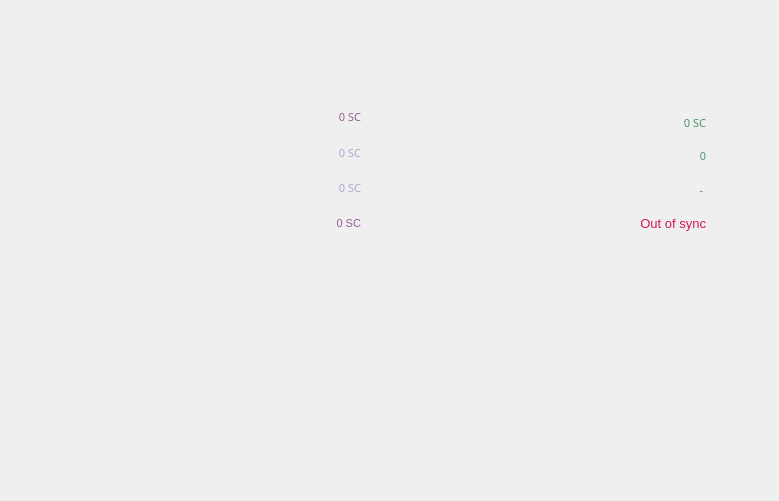
Above: src/qt/forms/overviewpage.ui from shnurf/silkcoin before the change. Below: the same form after it.
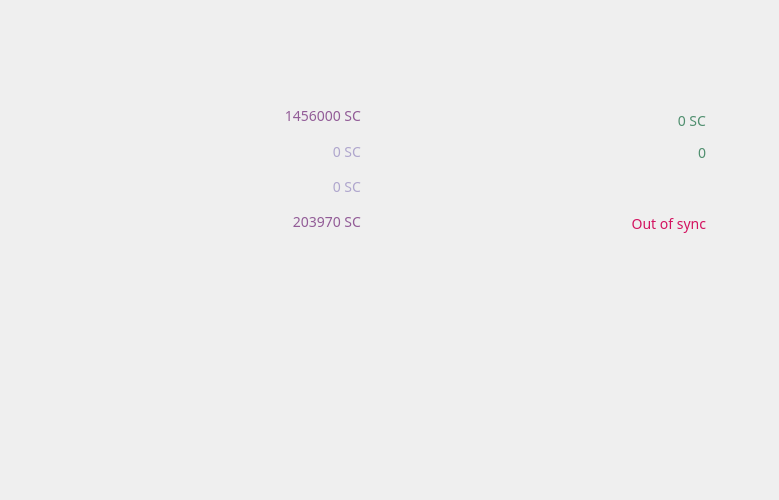
That is the form after the change. Icons and pictures are not drawn.

```diff
--- a/src/qt/forms/overviewpage.ui
+++ b/src/qt/forms/overviewpage.ui
@@ -7,7 +7,7 @@
     <x>0</x>
     <y>0</y>
     <width>779</width>
-    <height>517</height>
+    <height>518</height>
    </rect>
   </property>
   <property name="sizePolicy">
@@ -22,6 +22,11 @@
     <height>16777215</height>
    </size>
   </property>
+  <property name="font">
+   <font>
+    <family>Proxima Nova Rg</family>
+   </font>
+  </property>
   <property name="focusPolicy">
    <enum>Qt::StrongFocus</enum>
   </property>
@@ -29,8 +34,7 @@
    <string>Form</string>
   </property>
   <property name="styleSheet">
-   <string notr="true">color:#505050;
-font-family:'Proxima Nova Rg';font-size:13px</string>
+   <string notr="true">color:#505050;font-family:Proxima Nova Rg;</string>
   </property>
   <layout class="QGridLayout" name="gridLayout_2">
    <property name="sizeConstraint">
@@ -47,7 +51,6 @@
      <property name="font">
       <font>
        <family>Proxima Nova Rg</family>
-       <pointsize>-1</pointsize>
       </font>
      </property>
      <property name="text">
@@ -81,7 +84,7 @@
         </size>
        </property>
        <property name="styleSheet">
-        <string notr="true">background-image:url(:/icons/res/icons/balance.png);</string>
+        <string notr="true">background-image:url(:/icons/res/icons/balance.png);font-size:14px</string>
        </property>
        <layout class="QVBoxLayout" name="verticalLayout_4">
         <property name="spacing">
@@ -105,6 +108,22 @@
             <property name="verticalSpacing">
              <number>0</number>
             </property>
+            <item row="2" column="0">
+             <widget class="QLabel" name="labelImmature">
+              <property name="toolTip">
+               <string>Mined balance that has not yet matured</string>
+              </property>
+              <property name="text">
+               <string notr="true">&lt;html&gt;&lt;head/&gt;&lt;body&gt;&lt;p align=&quot;right&quot;&gt;&lt;span&gt;0 SC&lt;/span&gt;&lt;/p&gt;&lt;/body&gt;&lt;/html&gt;</string>
+              </property>
+              <property name="alignment">
+               <set>Qt::AlignRight|Qt::AlignTrailing|Qt::AlignVCenter</set>
+              </property>
+              <property name="textInteractionFlags">
+               <set>Qt::LinksAccessibleByMouse|Qt::TextSelectableByKeyboard|Qt::TextSelectableByMouse</set>
+              </property>
+             </widget>
+            </item>
             <item row="0" column="0">
              <widget class="QLabel" name="labelBalance">
               <property name="font">
@@ -126,54 +145,7 @@
                <string notr="true">color:#925c97;</string>
               </property>
               <property name="text">
-               <string notr="true">&lt;html&gt;&lt;head/&gt;&lt;body&gt;&lt;p&gt;&lt;span style=&quot; font-size:8pt;&quot;&gt;0 SC&lt;/span&gt;&lt;/p&gt;&lt;/body&gt;&lt;/html&gt;</string>
-              </property>
-              <property name="alignment">
-               <set>Qt::AlignRight|Qt::AlignTrailing|Qt::AlignVCenter</set>
-              </property>
-              <property name="textInteractionFlags">
-               <set>Qt::LinksAccessibleByMouse|Qt::TextSelectableByKeyboard|Qt::TextSelectableByMouse</set>
-              </property>
-             </widget>
-            </item>
-            <item row="1" column="0">
-             <widget class="QLabel" name="labelStake">
-              <property name="font">
-               <font>
-                <family>Proxima Nova Rg</family>
-                <pointsize>-1</pointsize>
-               </font>
-              </property>
-              <property name="cursor">
-               <cursorShape>IBeamCursor</cursorShape>
-              </property>
-              <property name="toolTip">
-               <string>Total of coins that was staked, and do not yet count toward the current balance</string>
-              </property>
-              <property name="text">
-               <string notr="true">&lt;html&gt;&lt;head/&gt;&lt;body&gt;&lt;p align=&quot;right&quot;&gt;&lt;span style=&quot; font-size:8pt;&quot;&gt;0 SC&lt;/span&gt;&lt;/p&gt;&lt;/body&gt;&lt;/html&gt;</string>
-              </property>
-              <property name="alignment">
-               <set>Qt::AlignRight|Qt::AlignTrailing|Qt::AlignVCenter</set>
-              </property>
-              <property name="textInteractionFlags">
-               <set>Qt::LinksAccessibleByMouse|Qt::TextSelectableByKeyboard|Qt::TextSelectableByMouse</set>
-              </property>
-             </widget>
-            </item>
-            <item row="2" column="0">
-             <widget class="QLabel" name="labelImmature">
-              <property name="font">
-               <font>
-                <family>Proxima Nova Rg</family>
-                <pointsize>-1</pointsize>
-               </font>
-              </property>
-              <property name="toolTip">
-               <string>Mined balance that has not yet matured</string>
-              </property>
-              <property name="text">
-               <string notr="true">&lt;html&gt;&lt;head/&gt;&lt;body&gt;&lt;p align=&quot;right&quot;&gt;&lt;span style=&quot; font-size:8pt;&quot;&gt;0 SC&lt;/span&gt;&lt;/p&gt;&lt;/body&gt;&lt;/html&gt;</string>
+               <string notr="true">&lt;html&gt;&lt;head/&gt;&lt;body&gt;&lt;p&gt;&lt;span style=&quot; font-weight:400;&quot;&gt;1456000 SC&lt;/span&gt;&lt;/p&gt;&lt;/body&gt;&lt;/html&gt;</string>
               </property>
               <property name="alignment">
                <set>Qt::AlignRight|Qt::AlignTrailing|Qt::AlignVCenter</set>
@@ -192,13 +164,32 @@
                <string notr="true">color:#925c97;</string>
               </property>
               <property name="text">
-               <string notr="true">&lt;html&gt;&lt;head/&gt;&lt;body&gt;&lt;p align=&quot;right&quot;&gt;&lt;span style=&quot; font-size:8pt;&quot;&gt;0 SC&lt;/span&gt;&lt;/p&gt;&lt;/body&gt;&lt;/html&gt;</string>
+               <string notr="true">&lt;html&gt;&lt;head/&gt;&lt;body&gt;&lt;p align=&quot;right&quot;&gt;203970 SC&lt;/p&gt;&lt;/body&gt;&lt;/html&gt;</string>
               </property>
               <property name="alignment">
                <set>Qt::AlignRight|Qt::AlignTrailing|Qt::AlignVCenter</set>
               </property>
              </widget>
             </item>
+            <item row="1" column="0">
+             <widget class="QLabel" name="labelStake">
+              <property name="cursor">
+               <cursorShape>IBeamCursor</cursorShape>
+              </property>
+              <property name="toolTip">
+               <string>Total of coins that was staked, and do not yet count toward the current balance</string>
+              </property>
+              <property name="text">
+               <string notr="true">&lt;html&gt;&lt;head/&gt;&lt;body&gt;&lt;p align=&quot;right&quot;&gt;&lt;span&gt;0 SC&lt;/span&gt;&lt;/p&gt;&lt;/body&gt;&lt;/html&gt;</string>
+              </property>
+              <property name="alignment">
+               <set>Qt::AlignRight|Qt::AlignTrailing|Qt::AlignVCenter</set>
+              </property>
+              <property name="textInteractionFlags">
+               <set>Qt::LinksAccessibleByMouse|Qt::TextSelectableByKeyboard|Qt::TextSelectableByMouse</set>
+              </property>
+             </widget>
+            </item>
            </layout>
           </widget>
          </widget>
@@ -246,7 +237,7 @@
         <item>
          <widget class="QFrame" name="frame_5">
           <property name="styleSheet">
-           <string notr="true">background:transparent;color:#508f6f;</string>
+           <string notr="true">background:transparent;color:#508f6f;font-size:14px</string>
           </property>
           <widget class="QWidget" name="gridLayoutWidget_2">
            <property name="geometry">
@@ -269,12 +260,6 @@
             </property>
             <item row="2" column="0">
              <widget class="QLabel" name="labelActive">
-              <property name="font">
-               <font>
-                <family>Proxima Nova Rg</family>
-                <pointsize>-1</pointsize>
-               </font>
-              </property>
               <property name="cursor">
                <cursorShape>IBeamCursor</cursorShape>
               </property>
@@ -282,7 +267,7 @@
                <string>Total of transactions that have yet to be confirmed, and do not yet count toward the current balance</string>
               </property>
               <property name="text">
-               <string notr="true">&lt;html&gt;&lt;head/&gt;&lt;body&gt;&lt;p align=&quot;right&quot;&gt;&lt;span style=&quot; font-size:8pt;&quot;&gt;- &lt;/span&gt;&lt;/p&gt;&lt;/body&gt;&lt;/html&gt;</string>
+               <string notr="true">&lt;html&gt;&lt;head/&gt;&lt;body&gt;&lt;p align=&quot;right&quot;&gt;&lt;br/&gt;&lt;/p&gt;&lt;/body&gt;&lt;/html&gt;</string>
               </property>
               <property name="alignment">
                <set>Qt::AlignRight|Qt::AlignTrailing|Qt::AlignVCenter</set>
@@ -310,12 +295,6 @@
             </item>
             <item row="0" column="0">
              <widget class="QLabel" name="labelUnconfirmed">
-              <property name="font">
-               <font>
-                <family>Proxima Nova Rg</family>
-                <pointsize>-1</pointsize>
-               </font>
-              </property>
               <property name="cursor">
                <cursorShape>IBeamCursor</cursorShape>
               </property>
@@ -323,7 +302,7 @@
                <string>Total of transactions that have yet to be confirmed, and do not yet count toward the current balance</string>
               </property>
               <property name="text">
-               <string notr="true">&lt;html&gt;&lt;head/&gt;&lt;body&gt;&lt;p align=&quot;right&quot;&gt;&lt;span style=&quot; font-size:8pt;&quot;&gt;0 SC&lt;/span&gt;&lt;/p&gt;&lt;/body&gt;&lt;/html&gt;</string>
+               <string notr="true">&lt;html&gt;&lt;head/&gt;&lt;body&gt;&lt;p align=&quot;right&quot;&gt;&lt;span&gt;0 SC&lt;/span&gt;&lt;/p&gt;&lt;/body&gt;&lt;/html&gt;</string>
               </property>
               <property name="alignment">
                <set>Qt::AlignRight|Qt::AlignTrailing|Qt::AlignVCenter</set>
@@ -339,7 +318,7 @@
                <string>Total number of transactions in wallet</string>
               </property>
               <property name="text">
-               <string notr="true">&lt;html&gt;&lt;head/&gt;&lt;body&gt;&lt;p align=&quot;right&quot;&gt;&lt;span style=&quot; font-size:8pt;&quot;&gt;0&lt;/span&gt;&lt;/p&gt;&lt;/body&gt;&lt;/html&gt;</string>
+               <string notr="true">&lt;html&gt;&lt;head/&gt;&lt;body&gt;&lt;p align=&quot;right&quot;&gt;&lt;span&gt;0&lt;/span&gt;&lt;/p&gt;&lt;/body&gt;&lt;/html&gt;</string>
               </property>
               <property name="alignment">
                <set>Qt::AlignRight|Qt::AlignTrailing|Qt::AlignVCenter</set>
@@ -428,7 +407,7 @@
       </size>
      </property>
      <property name="styleSheet">
-      <string notr="true">QFrame { font-size:12px;padding:5px;background-image:url(:/icons/res/icons/recent.png);padding-top:20px; }</string>
+      <string notr="true">QFrame { font-size:13px;padding:5px;background-image:url(:/icons/res/icons/recent.png);padding-top:20px; }</string>
      </property>
      <layout class="QVBoxLayout" name="verticalLayout_6">
       <property name="spacing">
```
